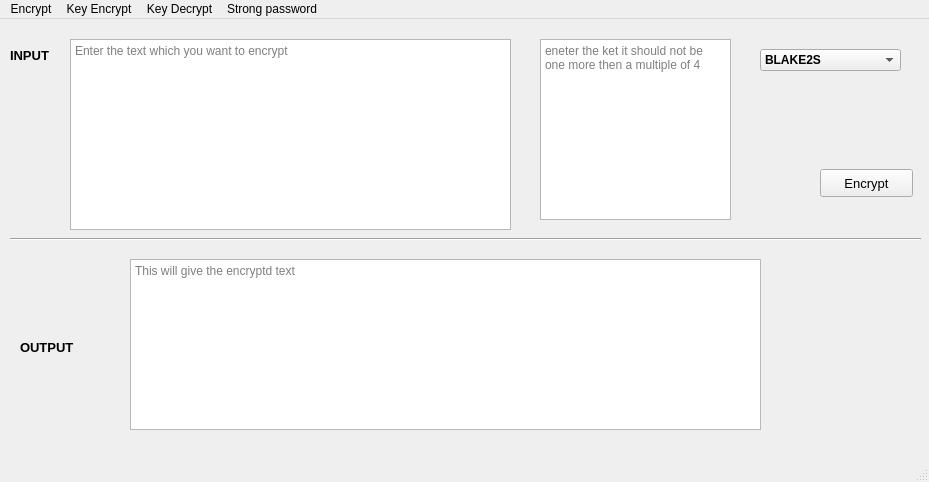
Above: Views/EncryptKeyUI.ui from abhipray-cpu/Encoder-and-decoder before the change. Below: the same form after it.
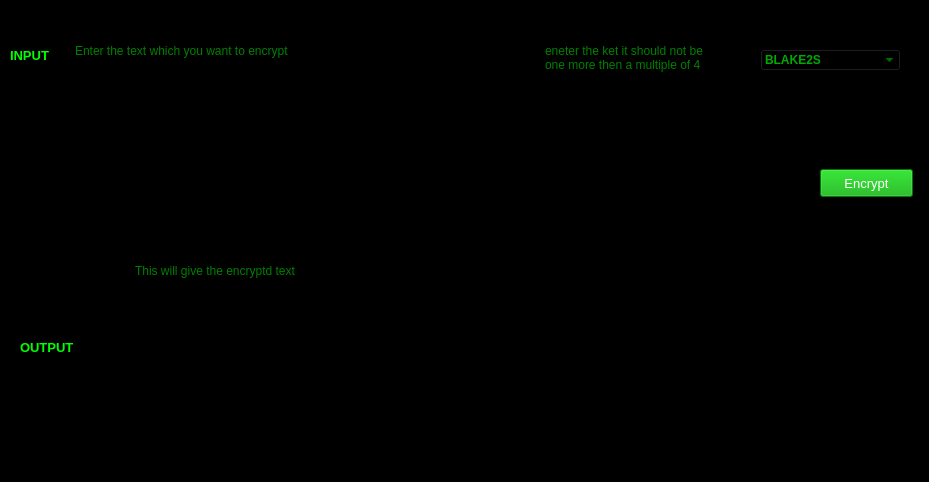
That is the form after the change.

Commit message: colors are added now add colors for the menu

```diff
--- a/Views/EncryptKeyUI.ui
+++ b/Views/EncryptKeyUI.ui
@@ -13,6 +13,9 @@
   <property name="windowTitle">
    <string>MainWindow</string>
   </property>
+  <property name="styleSheet">
+   <string notr="true">background-color: rgb(0, 0, 0);</string>
+  </property>
   <widget class="QWidget" name="MainWidget">
    <widget class="Line" name="seprator">
     <property name="geometry">
@@ -43,6 +46,9 @@
       <bold>true</bold>
      </font>
     </property>
+    <property name="styleSheet">
+     <string notr="true">color: rgb(0, 255, 0);</string>
+    </property>
     <property name="text">
      <string>INPUT</string>
     </property>
@@ -62,6 +68,9 @@
       <height>191</height>
      </rect>
     </property>
+    <property name="styleSheet">
+     <string notr="true">color: rgb(0, 255, 0);</string>
+    </property>
     <property name="placeholderText">
      <string>Enter the text which you want to encrypt</string>
     </property>
@@ -80,6 +89,10 @@
       <pointsize>10</pointsize>
      </font>
     </property>
+    <property name="styleSheet">
+     <string notr="true">background-color: rgb(0, 170, 0);
+color: rgb(255, 255, 255);</string>
+    </property>
     <property name="text">
      <string>Encrypt</string>
     </property>
@@ -100,6 +113,9 @@
       <bold>true</bold>
      </font>
     </property>
+    <property name="styleSheet">
+     <string notr="true">color: rgb(0, 255, 0);</string>
+    </property>
     <property name="text">
      <string>OUTPUT</string>
     </property>
@@ -113,6 +129,9 @@
       <height>171</height>
      </rect>
     </property>
+    <property name="styleSheet">
+     <string notr="true">color: rgb(0, 255, 0);</string>
+    </property>
     <property name="placeholderText">
      <string>This will give the encryptd text</string>
     </property>
@@ -133,6 +152,10 @@
       <bold>true</bold>
      </font>
     </property>
+    <property name="styleSheet">
+     <string notr="true">background-color: rgb(0, 0, 0);
+color: rgb(0, 170, 0);</string>
+    </property>
     <item>
      <property name="text">
       <string>BLAKE2S</string>
@@ -158,6 +181,9 @@
       <height>181</height>
      </rect>
     </property>
+    <property name="styleSheet">
+     <string notr="true">color: rgb(0, 255, 0);</string>
+    </property>
     <property name="placeholderText">
      <string>eneter the ket it should not be one more then a multiple of 4</string>
     </property>
```
The commit also changes 3 other files.
